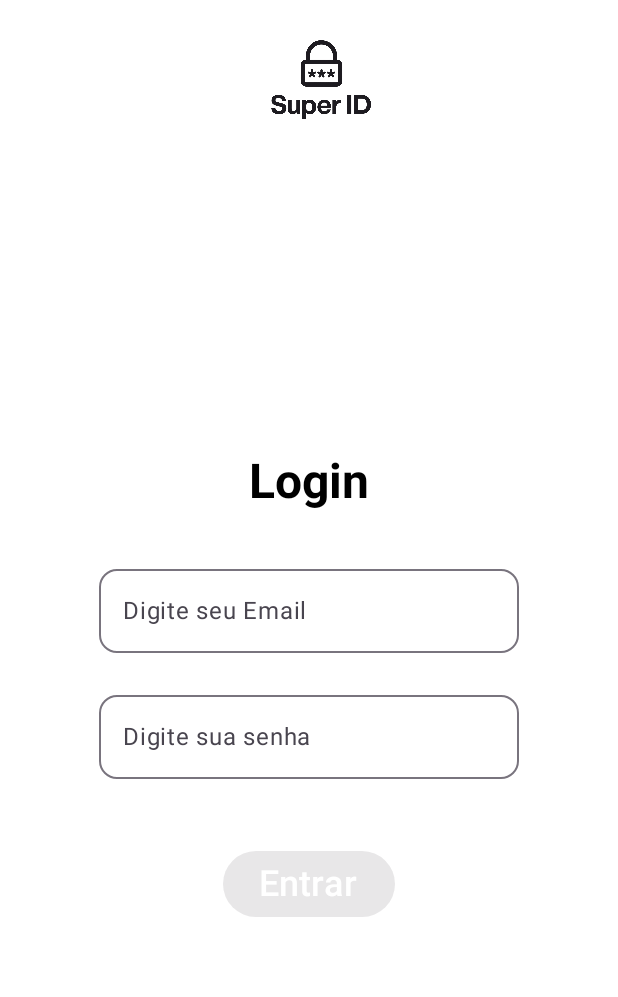
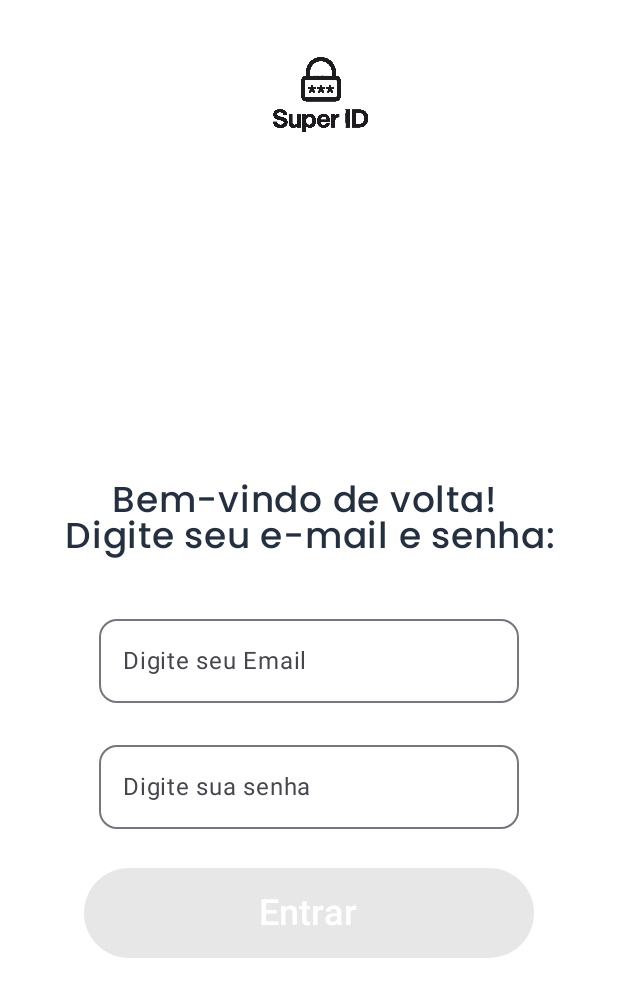
Before and after one commit to matheusalvesedu/PI3-Turma1-6, an Android app built with Jetpack Compose: the screen it shows after launch (LoginActivity), after a tap on "Já tenho uma conta", on a phone screen of 412 x 824 dp. Shown: the top 997 px of the screen. Run offline under Robolectric (Android 15) with nearby library versions, the phone set to English and light mode, and no system bars; our stand-ins replace Firebase (no records; nobody signed in at launch, a user with empty details on screens opened directly).

Commit message:
Alterações na página inicial

```diff
--- a/AppSuperId/app/src/main/java/br/com/superid/AppUtils.kt
+++ b/AppSuperId/app/src/main/java/br/com/superid/AppUtils.kt
@@ -13,8 +13,10 @@ fun mudarTela(context: Context, destination: Class<*>){
 
 val poppinsRegular = FontFamily(Font(R.font.poppins_regular))
 val poppinsBold = FontFamily(Font(R.font.poppins_bold))
+val poppinsMedium = FontFamily(Font(R.font.poppins_medium))
 
 object PoppinsFonts {
     val regular = poppinsRegular
+    val medium = poppinsMedium
     val bold = poppinsBold
 }
--- a/AppSuperId/app/src/main/java/br/com/superid/InitialPageActivity.kt
+++ b/AppSuperId/app/src/main/java/br/com/superid/InitialPageActivity.kt
@@ -6,6 +6,7 @@ import android.os.Bundle
 import androidx.activity.ComponentActivity
 import androidx.activity.compose.setContent
 import androidx.activity.enableEdgeToEdge
+import androidx.compose.foundation.BorderStroke
 import androidx.compose.foundation.Image
 import androidx.compose.foundation.background
 import androidx.compose.foundation.layout.Arrangement
@@ -48,6 +49,7 @@ import androidx.compose.ui.tooling.preview.Preview
 import androidx.compose.ui.unit.dp
 import androidx.compose.ui.unit.sp
 import br.com.superid.PoppinsFonts
+import br.com.superid.ui.theme.AppColors
 import br.com.superid.ui.theme.SuperIDTheme
 
 
@@ -78,7 +80,7 @@ fun TelaInicial(modifier: Modifier = Modifier){
     var context = LocalContext.current
     var presses by remember { mutableStateOf(0)}
     Scaffold(
-        modifier = Modifier.fillMaxSize().background(color = Color.White),
+        modifier = Modifier.fillMaxSize().background(color = AppColors.white),
             topBar = {
                 CenterAlignedTopAppBar(
                     title = {
@@ -88,16 +90,16 @@ fun TelaInicial(modifier: Modifier = Modifier){
                             contentAlignment = Alignment.Center
                         ) {
                             Icon(
-                                painter = painterResource(R.drawable.logo_superid_black),
+                                painter = painterResource(R.drawable.logo_superid_darkblue),
                                 contentDescription = "Logo do Super ID",
                                 modifier = Modifier
-                                    .size(100.dp)
-                                    .padding(top = 10.dp)
+                                    .size(120.dp)
+                                    .padding(top = 25.dp)
                             )
                         }
                     },
                     colors = TopAppBarDefaults.topAppBarColors(
-                        containerColor = Color.White
+                        containerColor = AppColors.white
                     )
                 )
             },
@@ -108,7 +110,7 @@ fun TelaInicial(modifier: Modifier = Modifier){
                     .fillMaxSize()
                     .padding(paddingValues)
                     .fillMaxWidth()
-                    .background(color = Color.White),
+                    .background(color = AppColors.white),
                 verticalArrangement = Arrangement.Center,
                 horizontalAlignment = Alignment.CenterHorizontally
 
@@ -118,6 +120,7 @@ fun TelaInicial(modifier: Modifier = Modifier){
                 Text(text = "O gerenciador\nde senhas\nmais seguro\ndo mercado.",
                     fontFamily = PoppinsFonts.bold,
                     fontSize = 30.sp,
+                    color = AppColors.gunmetal,
                     modifier = Modifier
                         .fillMaxWidth()
                         .padding(30.dp)
@@ -134,19 +137,20 @@ fun TelaInicial(modifier: Modifier = Modifier){
                         .width(300.dp)
                         .height(60.dp),
                     colors = ButtonDefaults.buttonColors(
-                        containerColor = Color.Black
+                        containerColor = AppColors.gunmetal
                     )
                 ) {
                     Text("Criar conta",
                         fontFamily = PoppinsFonts.regular,
                         fontSize = 20.sp,
-                        color = Color.White)
+                        color = AppColors.platinum)
                 }
                 Spacer (modifier = Modifier.height(10.dp))
                 OutlinedButton(
                     onClick = {
                         mudarTela(context, LoginActivity::class.java)
                     },
+                    border = BorderStroke(2.dp, AppColors.gunmetal),
                     modifier = Modifier
                         .align(Alignment.CenterHorizontally)
                         .width(300.dp)
@@ -155,7 +159,7 @@ fun TelaInicial(modifier: Modifier = Modifier){
                     Text("Já tenho uma conta",
                         fontFamily = PoppinsFonts.regular,
                         fontSize = 20.sp,
-                        color = Color.Black
+                        color = AppColors.gunmetal
                     )
                 }
             }
--- a/AppSuperId/app/src/main/java/br/com/superid/LoginActivity.kt
+++ b/AppSuperId/app/src/main/java/br/com/superid/LoginActivity.kt
@@ -48,6 +48,7 @@ import androidx.compose.ui.graphics.Color
 import androidx.compose.ui.platform.LocalContext
 import androidx.compose.ui.platform.LocalFocusManager
 import androidx.compose.ui.res.painterResource
+import androidx.compose.ui.text.font.FontFamily
 import androidx.compose.ui.text.font.FontWeight
 import androidx.compose.ui.text.input.ImeAction
 import androidx.compose.ui.text.style.TextAlign
@@ -55,6 +56,8 @@ import androidx.compose.ui.tooling.preview.Preview
 import androidx.compose.ui.unit.dp
 import androidx.compose.ui.unit.sp
 import br.com.superid.ui.theme.SuperIDTheme
+import br.com.superid.ui.theme.AppColors
+import br.com.superid.PoppinsFonts
 import com.google.firebase.auth.ktx.auth
 import com.google.firebase.ktx.Firebase
 
@@ -109,16 +112,16 @@ fun login(modifier: Modifier = Modifier){
                         contentAlignment = Alignment.Center
                     ) {
                         Icon(
-                            painter = painterResource(R.drawable.logo_superid_black),
+                            painter = painterResource(R.drawable.logo_superid_darkblue),
                             contentDescription = "Logo do Super ID",
                             modifier = Modifier
-                                .size(100.dp)
+                                .size(120.dp)
                                 .padding(top = 10.dp)
                         )
                     }
                 },
                 colors = TopAppBarDefaults.topAppBarColors(
-                    containerColor = Color.White
+                    containerColor = AppColors.white
                 )
             )
         },
@@ -127,20 +130,20 @@ fun login(modifier: Modifier = Modifier){
         modifier = Modifier
             .padding(paddingValues)
             .fillMaxSize()
-            .background(color = Color.White),
+            .background(color = AppColors.white),
         verticalArrangement = Arrangement.Center,
         horizontalAlignment = Alignment.CenterHorizontally
     )
     {
-        Text(text = "Login",
-            style = MaterialTheme.typography.headlineLarge.copy(
-                fontWeight = FontWeight.Bold,
-                color = Color.Black
-            ),
+        Text(text = "Bem-vindo de volta! \nDigite seu e-mail e senha:",
+            fontFamily = PoppinsFonts.medium,
+            fontSize = 24.sp,
+            color = AppColors.gunmetal,
             textAlign = TextAlign.Center,
             modifier = Modifier
                 .padding(10.dp)
         )
+
         Spacer(modifier = Modifier.size(10.dp))
 
         OutlinedTextField(
@@ -174,6 +177,7 @@ fun login(modifier: Modifier = Modifier){
                 focusedTextColor = Color.Black
             )
         )
+
         Spacer(modifier = Modifier.height(16.dp))
 
         Button(
@@ -181,10 +185,13 @@ fun login(modifier: Modifier = Modifier){
                 loginAuth(email,senha,context)
             },
             enabled = email.isNotEmpty() && senha.isNotEmpty(),
-            modifier = Modifier.padding(20.dp),
+            modifier = Modifier
+                .align(Alignment.CenterHorizontally)
+                .width(300.dp)
+                .height(60.dp),
             colors = ButtonDefaults.buttonColors(
-                containerColor = Color.Black
-            )
+                containerColor = AppColors.gunmetal
+            ),
         ) {
             Text(text = "Entrar",
                 fontSize = 24.sp,
```
Also changed, not shown: AppSuperId/app/src/main/res/drawable/logo_superid_darkblue.png (added).
